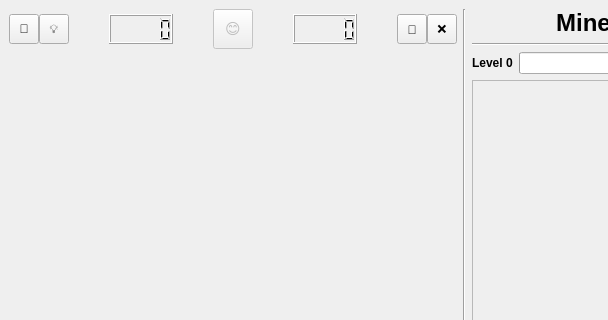
Above: src/ui/gamewindow.ui from anton-fischer/cpp-minesweeper before the change; both pictures show x 0 to 608 and y 0 to 320 of the 800 by 440 pixel window. Below: the same form after it.
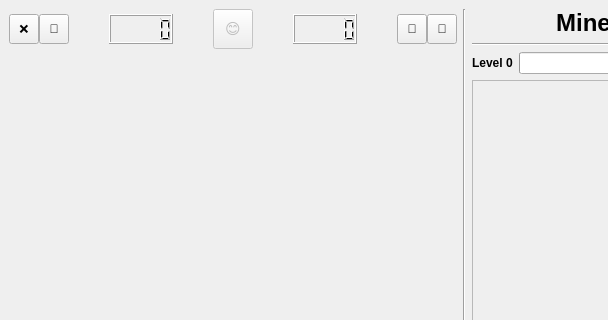
That is the form after the change.

```diff
--- a/src/ui/gamewindow.ui
+++ b/src/ui/gamewindow.ui
@@ -36,6 +36,19 @@
           <property name="sizeConstraint">
            <enum>QLayout::SizeConstraint::SetMinimumSize</enum>
           </property>
+          <item>
+           <widget class="QToolButton" name="btn_exit">
+            <property name="minimumSize">
+             <size>
+              <width>30</width>
+              <height>30</height>
+             </size>
+            </property>
+            <property name="text">
+             <string>❌</string>
+            </property>
+           </widget>
+          </item>
           <item>
            <widget class="QToolButton" name="btn_flag">
             <property name="minimumSize">
@@ -58,19 +71,6 @@
             </property>
            </widget>
           </item>
-          <item>
-           <widget class="QToolButton" name="btn_help">
-            <property name="minimumSize">
-             <size>
-              <width>30</width>
-              <height>30</height>
-             </size>
-            </property>
-            <property name="text">
-             <string>💡</string>
-            </property>
-           </widget>
-          </item>
           <item>
            <spacer name="horizontalSpacer_3">
             <property name="orientation">
@@ -197,12 +197,12 @@
              </size>
             </property>
             <property name="text">
-             <string>🔄️</string>
+             <string>💾</string>
             </property>
            </widget>
           </item>
           <item>
-           <widget class="QToolButton" name="btn_exit">
+           <widget class="QToolButton" name="btn_load">
             <property name="minimumSize">
              <size>
               <width>30</width>
@@ -210,7 +210,7 @@
              </size>
             </property>
             <property name="text">
-             <string>❌</string>
+             <string>📂</string>
             </property>
            </widget>
           </item>
```
Left out of the diff: 2 changed lines with no effect on the pictures.
